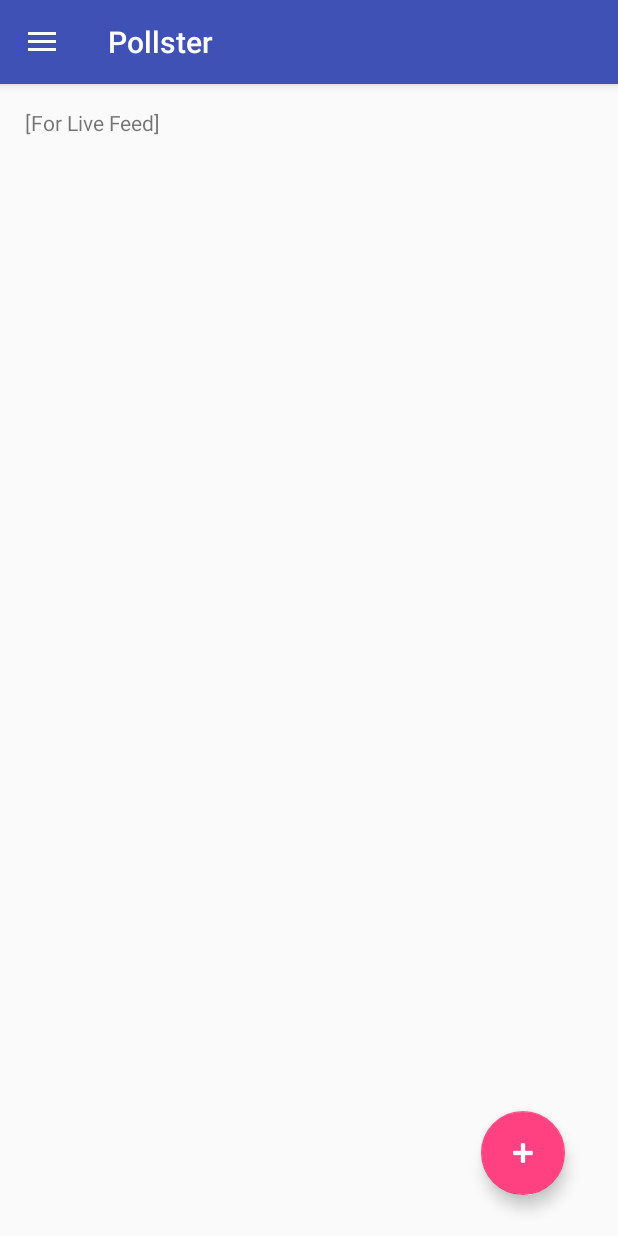
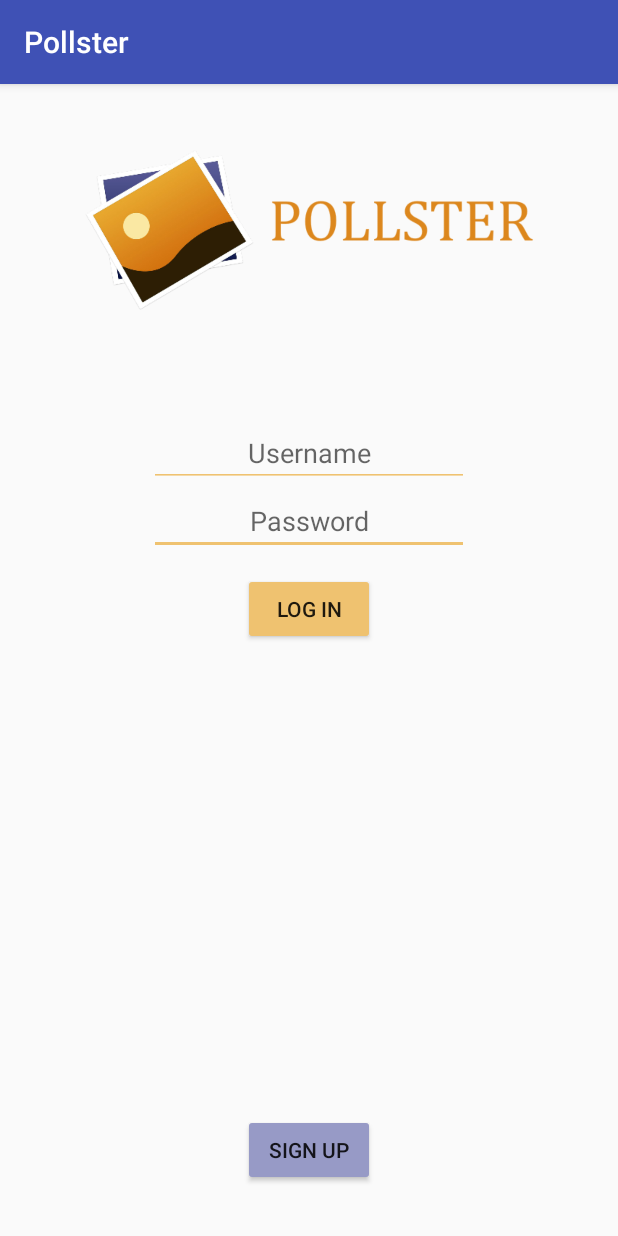
Before and after one commit to nachmikott/Pollster, an Android app: the screen it shows after launch (LiveFeedActivity before the commit, LoginActivity after it), on a phone screen of 412 x 824 dp. Run offline under Robolectric (Android 15) with nearby library versions, the phone set to English and light mode, and no system bars.

Commit message:
Added login activity which is the entry point of the application. Does not actually verify usernames/passwords yet.

```diff
--- /dev/null
+++ b/app/src/main/java/edu/umd/cs/pollsternav/LoginActivity.java
@@ -0,0 +1,20 @@
+package edu.umd.cs.pollsternav;
+
+import android.os.Bundle;
+
+/**
+ * Created by Creed on 4/24/2017.
+ */
+
+/*This is the entry point for the application. Make sure the android manifest*/
+
+public class LoginActivity extends SingleFragmentActivity {
+
+    protected void onCreate(Bundle savedInstanceState) {
+        super.onCreate(savedInstanceState);
+    }
+
+    public LoginFragment createFragment() {
+        return LoginFragment.newInstance();
+    }
+}
--- /dev/null
+++ b/app/src/main/java/edu/umd/cs/pollsternav/LoginFragment.java
@@ -0,0 +1,245 @@
+package edu.umd.cs.pollsternav;
+
+/**
+ * Created by Creed on 4/24/2017.
+ */
+
+import android.app.Activity;
+import android.app.AlertDialog;
+import android.content.Context;
+import android.content.DialogInterface;
+import android.content.Intent;
+import android.graphics.PorterDuff;
+import android.net.Uri;
+import android.os.Bundle;
+import android.support.v4.app.Fragment;
+import android.support.v7.widget.LinearLayoutManager;
+import android.support.v7.widget.RecyclerView;
+import android.text.InputFilter;
+import android.text.InputType;
+import android.text.Spanned;
+import android.util.Log;
+import android.view.LayoutInflater;
+import android.view.View;
+import android.view.ViewGroup;
+import android.view.inputmethod.InputMethodManager;
+import android.widget.Button;
+import android.widget.EditText;
+import android.widget.LinearLayout;
+import android.widget.Toast;
+
+
+
+/*  Currently the login system just stores in memory (not a real login system).
+
+    We may want to make this either SQLite or a real database using a REST API and some cloud server
+    like Heroku or AWS or something.
+*/
+
+public class LoginFragment extends Fragment {
+
+    Activity activity;
+
+    EditText user_et;
+    EditText pass_et;
+
+    Button login_button;
+    Button signup_button;
+
+    InputFilter inputFilter;
+
+    @Override
+    public void onCreate(Bundle savedInstanceState) {
+        super.onCreate(savedInstanceState);
+    }
+
+    public View onCreateView(LayoutInflater inflater, ViewGroup container, Bundle savedInstanceState) {
+        View view = inflater.inflate(R.layout.fragment_login, container, false);
+        activity = getActivity();
+
+        //Will use this to restrict Edit Texts to letters and numbers
+        inputFilter = new InputFilter() {
+            @Override
+            public CharSequence filter(CharSequence cs, int start,
+                                       int end, Spanned spanned, int dStart, int dEnd) {
+                if (cs.equals("")) { // for backspace
+                    return cs;
+                }
+                if (cs.toString().matches("[a-zA-Z0-9]+")) {
+                    return cs;
+                }
+                return "";
+            }
+        };
+
+        //Initialize the textfields and restrict their input to letters and numbers
+        user_et = (EditText)view.findViewById(R.id.username_et);
+        user_et.setFilters((new InputFilter[] { inputFilter }));
+        pass_et = (EditText)view.findViewById(R.id.password_et);
+        pass_et.setFilters((new InputFilter[] { inputFilter }));
+
+        user_et.getBackground().setColorFilter(0xFFEFC270, PorterDuff.Mode.SRC_IN);
+        pass_et.getBackground().setColorFilter(0xFFEFC270, PorterDuff.Mode.SRC_IN);
+
+        //Click login, check if user and pass exist
+        login_button = (Button)view.findViewById(R.id.login_button);
+        login_button.setOnClickListener(new View.OnClickListener() {
+            public void onClick(View v) {
+                click_login();
+            }
+        });
+        login_button.getBackground().setColorFilter(0xFFEFC270, PorterDuff.Mode.MULTIPLY);
+
+
+        //Click sign up, create a popup to make a new user/pass
+        signup_button = (Button)view.findViewById(R.id.signup_button);
+        signup_button.setOnClickListener(new View.OnClickListener() {
+            public void onClick(View v) {
+                click_signup(0, "");
+            }
+        });
+        signup_button.getBackground().setColorFilter(0xFF979AC6, PorterDuff.Mode.MULTIPLY);
+
+        return view;
+    }
+
+    //Create an alert dialog where the user will enter their new username and password
+    public void click_signup(int prompt_id, String prefillUser) {
+
+        //Modify the message at the top of the dialog
+        final String prompt_title;
+        final String prompt_message;
+
+        //TODO: Make these xml strings
+        switch (prompt_id) {
+            default: prompt_title = "Welcome to Pollster!";
+                prompt_message = "Enter the following to create your account"; break;
+            case 2: prompt_title = "Invalid entries";
+                prompt_message = "Username and password must have at least 3 characters each"; break;
+            case 3: prompt_title = "Passwords did not match";
+                prompt_message = "Please re-enter your password"; break;
+            case 4: prompt_title = "Username already exists";
+                prompt_message = "Try another username"; break;
+
+        }
+
+        //Build the two text fields into the alert dialog
+        LinearLayout fields_layout = new LinearLayout(activity);
+        fields_layout.setOrientation(LinearLayout.VERTICAL);
+        final EditText signup_user_et = new EditText(activity);
+        signup_user_et.setFilters((new InputFilter[] { inputFilter }));
+        signup_user_et.setHint("Username");
+        fields_layout.addView(signup_user_et);
+
+        //If the password was entered wrong, keep the username filled for convenience
+        signup_user_et.setText(prefillUser);
+
+        final EditText signup_password_et = new EditText(activity);
+        signup_password_et.setHint("Password");
+        signup_password_et.setFilters((new InputFilter[] { inputFilter }));
+        fields_layout.addView(signup_password_et);
+        signup_password_et.setInputType(InputType.TYPE_CLASS_TEXT |
+                InputType.TYPE_TEXT_VARIATION_PASSWORD);
+
+        //If the password was entered wrong, put the focus back on the password field
+        if (prompt_id == 3) {
+            signup_password_et.requestFocus();
+        }
+
+        final EditText signup_password_confirm_et = new EditText(activity);
+        signup_password_confirm_et.setHint("Confirm password");
+        signup_password_confirm_et.setFilters((new InputFilter[] { inputFilter }));
+        fields_layout.addView(signup_password_confirm_et);
+        signup_password_confirm_et.setInputType(InputType.TYPE_CLASS_TEXT |
+                InputType.TYPE_TEXT_VARIATION_PASSWORD);
+
+        //Always show the soft keyboard
+        InputMethodManager imm = (InputMethodManager) activity.getSystemService(Context.INPUT_METHOD_SERVICE);
+        imm.toggleSoftInput(InputMethodManager.SHOW_FORCED, InputMethodManager.HIDE_IMPLICIT_ONLY);
+
+        //Show the alert dialog to the user
+        new AlertDialog.Builder(activity)
+                .setTitle(prompt_title)
+                .setMessage(prompt_message)
+                .setView(fields_layout)
+                .setPositiveButton("OK", new DialogInterface.OnClickListener() {
+                    public void onClick(DialogInterface dialog, int whichButton) {
+
+                        String newUser = signup_user_et.getText().toString();
+                        String newPass = signup_password_et.getText().toString();
+                        String confirmPass = signup_password_confirm_et.getText().toString();
+
+                        //Validate the username and password
+
+                        if (newUser.length() < 3 || newPass.length() < 3) {
+                            click_signup(2, "");
+                            return;
+                        }
+
+                        if (!newPass.equals(confirmPass)) {
+                            click_signup(3, newUser);
+                            return;
+                        }
+
+                        //TODO: Check if the user is in the database
+                        Boolean userAlreadyPresent = false;
+                        if (userAlreadyPresent) {
+                            click_signup(4, "");
+                            return;
+                        }
+
+                        //TODO: Add the new account to the SQLite database
+                        //...
+
+                        Toast.makeText(getActivity(), "Successfully created account!",
+                                Toast.LENGTH_SHORT).show();
+
+                        login_complete(newUser);
+
+                    }
+                })
+                .setNegativeButton("Cancel", new DialogInterface.OnClickListener() {
+                    public void onClick(DialogInterface dialog, int whichButton) {
+                        //Nothing, just exits
+                    }
+                })
+                .setCancelable(false)
+                .show();
+
+    }
+
+    public void click_login() {
+
+        Boolean verified = true;
+
+        String enteredUser = user_et.getText().toString();
+        String enteredPass = pass_et.getText().toString();
+
+        //TODO: Check if it is in the database
+
+        if (verified == false) {
+            Toast.makeText(getActivity(), "Incorrect username or password",
+                    Toast.LENGTH_SHORT).show();
+            return;
+        }
+
+        login_complete(enteredUser);
+
+    }
+
+    //Start the feed activity, passing the username to it
+    public void login_complete(String user) {
+        Toast.makeText(getActivity(), "Starting the feed activity",
+                Toast.LENGTH_SHORT).show();
+
+        Intent intent = new Intent(activity, LiveFeedActivity.class);
+        startActivity(intent);
+    }
+
+
+
+    public static LoginFragment newInstance() {
+        return new LoginFragment();
+    }
+
+}
--- /dev/null
+++ b/app/src/main/res/layout/fragment_login.xml
@@ -0,0 +1,66 @@
+<RelativeLayout xmlns:android="http://schemas.android.com/apk/res/android"
+    xmlns:app="http://schemas.android.com/apk/res-auto"
+    xmlns:tools="http://schemas.android.com/tools"
+    android:layout_width="match_parent"
+    android:layout_height="match_parent"
+    tools:context="edu.umd.cs.agileandroid.LoginFragment"
+
+    >
+
+    <!-- TODO: Update blank fragment layout -->
+
+    <EditText
+        android:layout_width="wrap_content"
+        android:layout_height="wrap_content"
+        android:inputType="textPassword"
+        android:ems="10"
+        android:id="@+id/password_et"
+        android:hint="@string/password_et_hint"
+        android:layout_below="@+id/username_et"
+        android:layout_alignLeft="@+id/username_et"
+        android:layout_alignStart="@+id/username_et"
+        android:textAlignment="center"
+        android:textCursorDrawable="@null"/>
+
+    <Button
+        android:text="@string/login_button_text"
+        android:layout_width="wrap_content"
+        android:layout_height="wrap_content"
+        android:layout_marginTop="12dp"
+        android:id="@+id/login_button"
+        android:layout_below="@+id/password_et"
+        android:layout_centerHorizontal="true" />
+
+    <Button
+        android:text="@string/signup_button_text"
+        android:layout_width="wrap_content"
+        android:layout_height="wrap_content"
+        android:id="@+id/signup_button"
+        android:layout_marginBottom="33dp"
+        android:layout_alignParentBottom="true"
+        android:layout_alignLeft="@+id/login_button"
+        android:layout_alignStart="@+id/login_button" />
+
+    <ImageView
+        android:layout_height="200dp"
+        app:srcCompat="@drawable/logo_title"
+        android:id="@+id/logo_title"
+        android:layout_weight="1"
+        android:layout_width="300dp"
+        android:layout_alignParentTop="true"
+        android:layout_centerHorizontal="true" />
+
+    <EditText
+        android:layout_width="wrap_content"
+        android:layout_height="wrap_content"
+        android:inputType="text"
+        android:ems="10"
+        android:id="@+id/username_et"
+        android:hint="@string/username_et_hint"
+        android:textAlignment="center"
+        android:layout_marginTop="23dp"
+        android:layout_below="@+id/logo_title"
+        android:layout_centerHorizontal="true"
+        android:textCursorDrawable="@null"/>
+
+</RelativeLayout>
--- a/app/src/main/res/values/strings.xml
+++ b/app/src/main/res/values/strings.xml
@@ -48,6 +48,9 @@
     <string name="action_profile">Profile</string>
     <string name="action_my_post">My Post</string>
 
-    <!-- TODO: Remove or change this placeholder text -->
-    <string name="hello_blank_fragment">Hello blank fragment</string>
+    <string name="username_et_hint">Username</string>
+    <string name="password_et_hint">Password</string>
+    <string name="login_button_text">Log in</string>
+    <string name="signup_button_text">Sign up</string>
+
 </resources>
```
Also changed, not shown: app/src/main/AndroidManifest.xml (+6 -5 lines), app/src/main/res/drawable/logo.png (added), app/src/main/res/drawable/logo_title.png (added).
